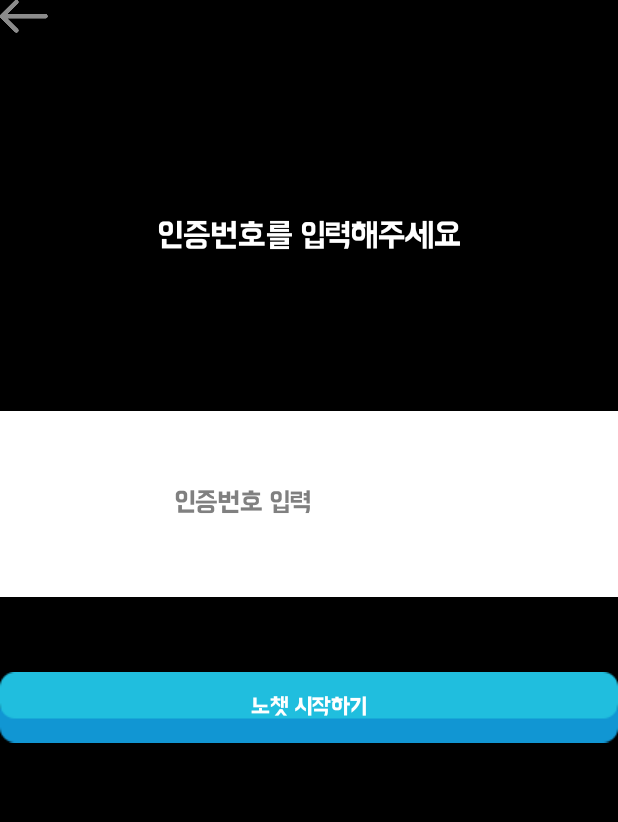
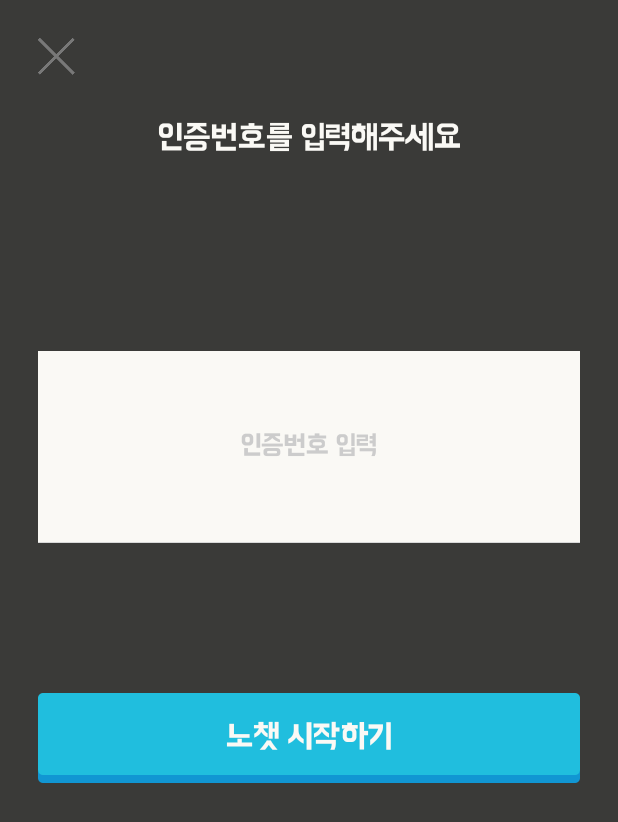
Before and after one commit to NoChat/Nochat-Android, an Android app: the ReCertifyActivity screen opened directly, with no data from a screen before it, on a phone screen of 412 x 824 dp. Shown: the top 822 px of the screen. Run offline under Robolectric (Android 15) with nearby library versions, the phone set to English and light mode, and no system bars; libraries missing offline, so code that uses them is left out: com.loopj.android; Roboto replaces fonts that are not available here.

Commit message:
디자인 배치

```diff
--- a/app/src/main/java/com/nexters/nochat/FriendsListActivity.java
+++ b/app/src/main/java/com/nexters/nochat/FriendsListActivity.java
@@ -258,6 +258,7 @@ public class FriendsListActivity extends Activity {
 
                 case R.id.bt_cancel :
                     Log.i(OTAG, "In bt_cancel");
+                    dialog.cancel();
                     break;
 
             }
@@ -298,8 +299,8 @@ public class FriendsListActivity extends Activity {
     private void AsyncHttpClient(String chatTypeId) {
         //GCM => http://leminity.tistory.com/27
         RequestParams paramData = new RequestParams();
-        paramData.put("userId",getPositionId);
-        paramData.put("chatTypeId",chatTypeId); // lol, alcohol, rice, coffee
+        paramData.put("userId",getPositionId);//userId = 번호값으로 변경
+        paramData.put("chatTypeId",chatTypeId); // lol, alcohol, rice, coffee , smoking
         paramData.put("apiToken",apiToken);
 
         Log.i(CTAG, "#서버와 통신 준비중#" + "PARAMDATA:" + paramData);
--- a/app/src/main/java/com/nexters/nochat/GcmBroadcastReceiver.java
+++ b/app/src/main/java/com/nexters/nochat/GcmBroadcastReceiver.java
@@ -14,7 +14,7 @@ public class GcmBroadcastReceiver extends WakefulBroadcastReceiver {
     @Override
     public void onReceive(Context context, Intent intent) {
         Log.i(TAG,"In onReceive");
-        Toast.makeText(context, "GCM테스트입니다.", Toast.LENGTH_SHORT).show();
+        Toast.makeText(context, "GCM테스트입니다ㅁ럼댜ㅐ럼;댜ㅐㅓㄹ;ㅐㅑㅓㅁㄹㄷ;ㅐㅓㅁㄹ대ㅑ;.", Toast.LENGTH_SHORT).show();
         /*AlertDialog.Builder alert = new AlertDialog.Builder(context);
         alert.setPositiveButton("닫기", new DialogInterface.OnClickListener() {
             @Override
--- a/app/src/main/res/drawable/uline.xml
+++ b/app/src/main/res/drawable/uline.xml
@@ -1,8 +1,27 @@
 <?xml version="1.0" encoding="utf-8"?>
+<!--
 <shape xmlns:android="http://schemas.android.com/apk/res/android">
     <solid android:color="@color/uwhite"/>
-    <stroke android:width="1dp" android:color="#D8D8D7"
+    &lt;!&ndash;<stroke android:width="1dp" android:color="#D8D8D8"
         android:dashWidth="1dp" android:dashGap="0dp" />
-    <padding android:bottom="1dp" />
-    <corners android:radius="5dp" />
-</shape>
+    <padding android:bottom="1dp" />&ndash;&gt;
+</shape>-->
+<layer-list xmlns:android="http://schemas.android.com/apk/res/android" >
+    <item>
+        <shape
+            android:shape="rectangle">
+            <stroke android:width="0.5dp" android:color="#D8D8D8" />
+            <solid android:color="@color/uwhite" />
+
+        </shape>
+    </item>
+
+    <item android:bottom="1dp">
+        <shape
+            android:shape="rectangle">
+            <stroke android:width="1dp" android:color="@color/uwhite" />
+            <solid android:color="@color/uwhite" />
+        </shape>
+    </item>
+
+</layer-list>
--- a/app/src/main/res/layout/activity_recertify.xml
+++ b/app/src/main/res/layout/activity_recertify.xml
@@ -2,13 +2,15 @@
     android:layout_width="match_parent"
     android:layout_height="match_parent"
     android:orientation="vertical"
-    android:background="@color/black">
+    android:background="@color/backgroundgray">
 
     <Button
         android:id="@+id/backCertifyBtn"
         android:layout_width="wrap_content"
         android:layout_height="wrap_content"
-        android:background="@drawable/icon_back"/>
+        android:layout_marginTop="25dp"
+        android:layout_marginLeft="25dp"
+        android:background="@drawable/btn_close"/>
 
     <LinearLayout
         android:layout_width="match_parent"
@@ -21,24 +23,32 @@
             android:id="@+id/RECERTIFY"
             android:layout_width="fill_parent"
             android:layout_height="wrap_content"
-            android:gravity="center"
-            android:layout_marginTop="20dp"
+            android:gravity="center|top"
+            android:layout_marginTop="30dp"
             android:text="인증번호를 입력해주세요"
-            android:textColor="#ffffff"
-            android:lines="1"
-            android:layout_weight="2"
+            android:textColor="@color/uwhite"
+            android:lines="2"
+            android:layout_weight="1"
             android:textAppearance="?android:attr/textAppearanceLarge" />
 
         <EditText
             android:id="@+id/inputCertify"
             android:layout_width="match_parent"
             android:layout_height="wrap_content"
-            android:background="#ffffff"
+            android:layout_weight="1"
+            android:layout_marginLeft="25dp"
+            android:layout_marginRight="25dp"
+            android:layout_marginBottom="50dp"
+            android:background="@drawable/uline"
+
             android:inputType="textPersonName"
-            android:hint="                         인증번호 입력"
+            android:hint="인증번호 입력"
+            android:textColorHint="@color/defaultgray"
+            android:textColor="@color/ublack"
+            android:singleLine="true"
+            android:gravity="center"
             android:ems="10"
-            android:layout_gravity="center_horizontal"
-            android:layout_weight="1" />
+            android:layout_gravity="center_horizontal"/>
 
     </LinearLayout>
 
@@ -53,12 +63,14 @@
         <Button
             android:id="@+id/startNochatBtn"
             android:layout_gravity="center_horizontal|center"
-            android:layout_width="fill_parent"
-            android:layout_height="wrap_content"
+            android:layout_width="match_parent"
+            android:layout_marginLeft="25dp"
+            android:layout_marginRight="25dp"
+            android:layout_height="60dp"
             android:background="@drawable/btn_blue"
             android:text="노챗 시작하기"
-            android:textColor="#ffffff"
-            android:textSize="15dp"/>
+            android:textColor="@color/uwhite"
+            android:textAppearance="?android:attr/textAppearanceLarge"/>
 
     </LinearLayout>
 </LinearLayout>
--- a/app/src/main/res/values/color.xml
+++ b/app/src/main/res/values/color.xml
@@ -2,8 +2,10 @@
 <resources>
     <color name="transparent">#00000000</color>
     <color name="backgroundgray">#3a3a38</color>
+    <color name="ublack">#444444</color>
     <color name="uwhite">#FAF9F5</color>
     <color name="ugray">#ECECEC</color>
+    <color name="defaultgray">#CCCCCC</color>
     <color name="usilver">#BDB5A7</color>
     <color name="upeach">#FFF3DC</color>
     <color name="uyellow">#FFC513</color>
```
Also changed, not shown: app/src/main/res/layout/activity_certify.xml (+23 -11 lines), app/src/main/res/layout/activity_login.xml (+25 -14 lines), app/src/main/res/layout/activity_main.xml (+10 -7 lines), app/src/main/res/layout/activity_membership.xml (+25 -14 lines), app/src/main/res/drawable-xxhdpi/btn_blue.9.png (renamed from app/src/main/res/drawable/btn_blue.9.png), app/src/main/res/drawable-xxhdpi/login_bg.png (added), app/src/main/res/drawable-xxhdpi/splash_bg.png (renamed from app/src/main/res/drawable-xhdpi/splash_bg.png).
